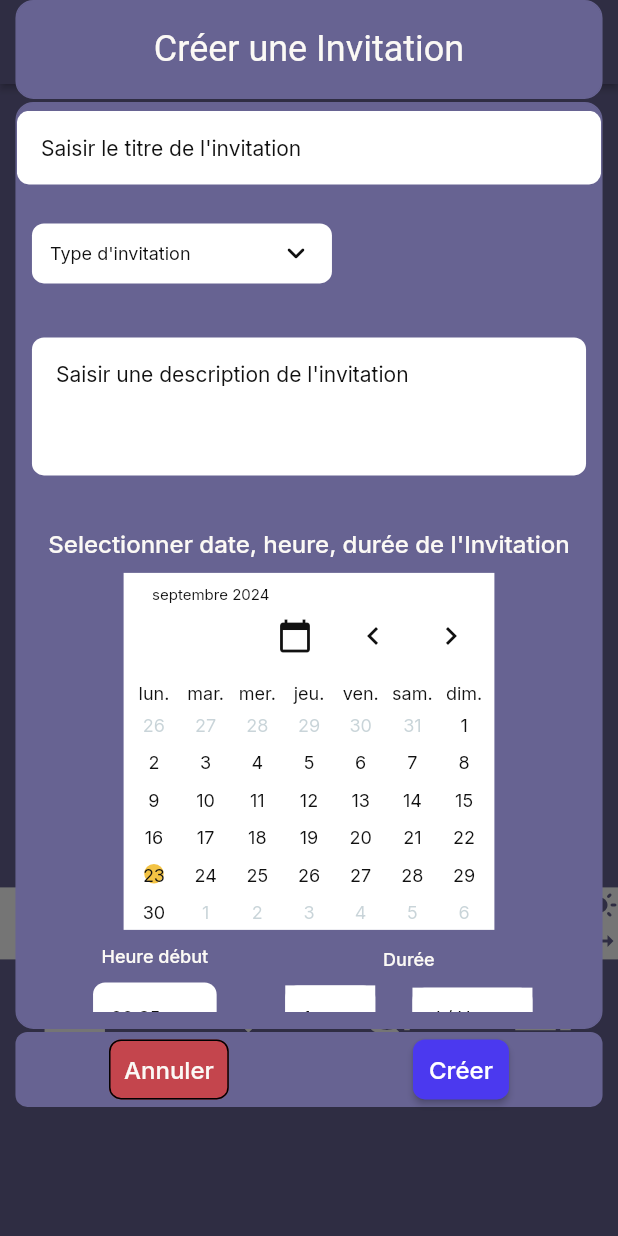
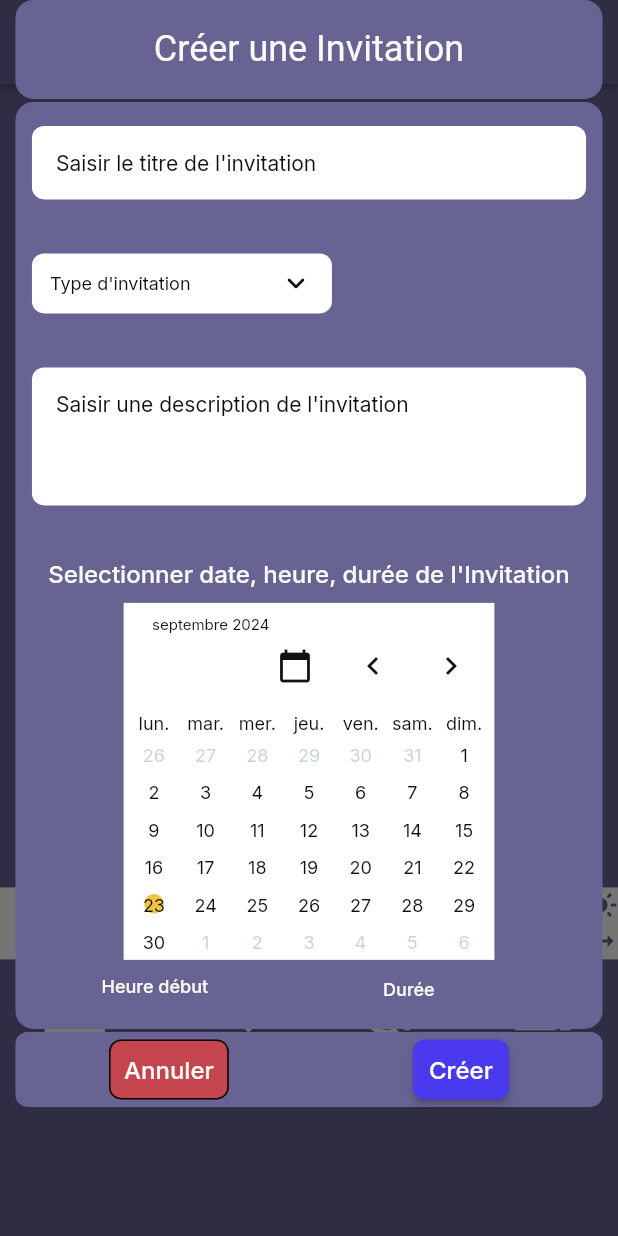
Before and after one commit to Mosco2A/dogether, a Flutter app: the screen it shows once a user with an empty profile is signed in, item 3 of the bottom bar chosen, on a phone screen of 412 x 824 dp. Run offline on Flutter 3.47's test engine with Material 3 defaults, Android fonts, the phone set to English and light mode, and no system bars; drawn by our look-alikes of auto_size_text, dropdown_button2, table_calendar; our stand-ins replace cloud_firestore, device_info_plus, easy_debounce, firebase_auth, firebase_core, flutter_animate and 14 more; missing offline and left inert: fast_contacts, json_path; accounts and stored records are empty; Roboto replaces fonts that are missing (Readex Pro); statements that could not run were skipped.

Commit message:
Updating to latest FlutterFlow output.

```diff
--- a/lib/composants/create_invitation/create_invitation_widget.dart
+++ b/lib/composants/create_invitation/create_invitation_widget.dart
@@ -108,7 +108,9 @@ class _CreateInvitationWidgetState extends State<CreateInvitationWidget> {
                         mainAxisSize: MainAxisSize.max,
                         crossAxisAlignment: CrossAxisAlignment.start,
                         children: [
-                          TextFormField(
+                          Padding(
+                            padding: EdgeInsets.all(10.0),
+                            child: TextFormField(
                               controller: _model.textController1,
                               focusNode: _model.textFieldFocusNode1,
                               autofocus: false,
@@ -173,12 +175,13 @@ class _CreateInvitationWidgetState extends State<CreateInvitationWidget> {
                                   .bodyMedium
                                   .override(
                                     fontFamily: 'Inter',
-                                  color:
-                                      FlutterFlowTheme.of(context).primaryText,
+                                    color: FlutterFlowTheme.of(context)
+                                        .primaryText,
                                     letterSpacing: 0.0,
                                   ),
                               validator: _model.textController1Validator
                                   .asValidator(context),
+                            ),
                           ),
                           Padding(
                             padding: EdgeInsets.all(10.0),
```
Lines whose indentation alone changed are shown as unchanged.
